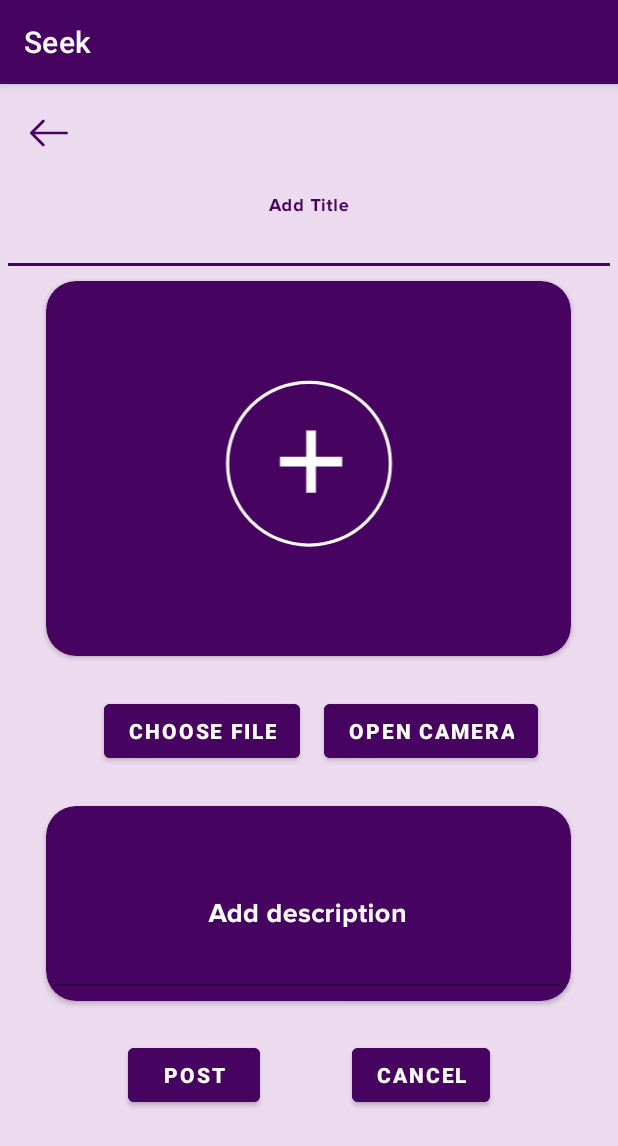
After one commit to kpat5/seek, an Android app: the lost_found_post screen opened directly, with no data from a screen before it, on a phone screen of 412 x 824 dp. The commit adds this screen. Shown: the top 1146 px of the screen. Run offline under Robolectric (Android 15) with nearby library versions, the phone set to English and light mode, and no system bars.

Commit message:
shashwat lost and found changes - post page added

```diff
--- a/app/src/main/AndroidManifest.xml
+++ b/app/src/main/AndroidManifest.xml
@@ -12,6 +12,9 @@
         android:supportsRtl="true"
         android:theme="@style/Theme.Seek"
         tools:targetApi="31">
+        <activity
+            android:name=".lost_found_post"
+            android:exported="false" />
         <activity
             android:name=".Booking_landing"
             android:exported="false" />
--- /dev/null
+++ b/app/src/main/java/com/example/seek/lost_found_post.java
@@ -0,0 +1,14 @@
+package com.example.seek;
+
+import androidx.appcompat.app.AppCompatActivity;
+
+import android.os.Bundle;
+
+public class lost_found_post extends AppCompatActivity {
+
+    @Override
+    protected void onCreate(Bundle savedInstanceState) {
+        super.onCreate(savedInstanceState);
+        setContentView(R.layout.activity_lost_found_post);
+    }
+}
--- a/app/src/main/res/drawable-v24/ic_add_icon.xml
+++ b/app/src/main/res/drawable-v24/ic_add_icon.xml
@@ -6,21 +6,21 @@
   <path
       android:pathData="M60,6L60.808,6A51,51 0,0 1,111.808 57L111.808,57.808A51,51 0,0 1,60.808 108.808L60,108.808A51,51 0,0 1,9 57.808L9,57A51,51 0,0 1,60 6z"
       android:strokeWidth="2"
-      android:fillColor="#000000"
+      android:fillColor="@color/colorPrimary"
       android:strokeColor="#00000000"/>
   <path
       android:pathData="M60,7L60.808,7A50,50 0,0 1,110.808 57L110.808,57.808A50,50 0,0 1,60.808 107.808L60,107.808A50,50 0,0 1,10 57.808L10,57A50,50 0,0 1,60 7z"
       android:strokeWidth="2"
       android:fillColor="#00000000"
-      android:strokeColor="#a8a8a8"/>
+      android:strokeColor="@color/white"/>
   <path
       android:pathData="M61.689,36.842v38.553"
       android:strokeWidth="6"
       android:fillColor="#00000000"
-      android:strokeColor="#a8a8a8"/>
+      android:strokeColor="@color/white"/>
   <path
       android:pathData="M80.965,56.119l-38.553,0"
       android:strokeWidth="6"
       android:fillColor="#00000000"
-      android:strokeColor="#a8a8a8"/>
+      android:strokeColor="@color/white"/>
 </vector>
--- /dev/null
+++ b/app/src/main/res/layout/activity_lost_found_post.xml
@@ -0,0 +1,178 @@
+<?xml version="1.0" encoding="utf-8"?>
+<ScrollView
+    xmlns:android="http://schemas.android.com/apk/res/android"
+    xmlns:app="http://schemas.android.com/apk/res-auto"
+    xmlns:tools="http://schemas.android.com/tools"
+    android:layout_width="match_parent"
+    android:layout_height="match_parent"
+    tools:context=".lost_found_post"
+    android:background="@color/colorPrimary1">
+
+    <LinearLayout
+        android:layout_width="match_parent"
+        android:layout_height="match_parent"
+        android:orientation="vertical">
+
+        <ImageView
+            android:id="@+id/imageViewBack"
+            android:layout_width="25dp"
+            android:layout_height="25dp"
+            android:layout_marginTop="20dp"
+            android:layout_marginLeft="20dp"
+            android:src="@drawable/back"
+            app:tint="@color/colorPrimary" />
+
+        <com.google.android.material.textfield.TextInputLayout
+            android:layout_width="match_parent"
+            android:layout_height="wrap_content"
+            android:textColorHint="@color/colorPrimary"
+            android:layout_marginTop="20dp"
+            >
+
+            <com.google.android.material.textfield.TextInputEditText
+                android:id="@+id/editTextTitle"
+                android:layout_width="match_parent"
+                android:layout_height="wrap_content"
+                android:layout_marginLeft="5dp"
+                android:layout_marginRight="5dp"
+                android:gravity="center|top"
+                android:hint="Add Title"
+                style="@style/heading_bold_18"
+                android:textColor="@color/white"
+                android:textColorHint="@color/colorPrimary"
+                android:background="@color/colorPrimary1"/>
+
+        </com.google.android.material.textfield.TextInputLayout>
+
+        <androidx.cardview.widget.CardView
+            android:id="@+id/add_post_card_id"
+            android:layout_width="350dp"
+            android:layout_height="250dp"
+            android:layout_gravity="center"
+            app:cardCornerRadius="20dp"
+            app:cardBackgroundColor="@color/colorPrimary"
+            android:layout_marginTop="10dp">
+
+            <androidx.constraintlayout.widget.ConstraintLayout
+                android:layout_width="match_parent"
+                android:layout_height="match_parent">
+                <ImageView
+                    android:id="@+id/image_view"
+                    android:layout_width="180dp"
+                    android:layout_height="130dp"
+                    android:layout_gravity="center_horizontal"
+                    android:layout_margin="5dp"
+                    app:srcCompat="@drawable/ic_add_icon"
+                    app:layout_constraintTop_toTopOf="parent"
+                    app:layout_constraintBottom_toBottomOf="parent"
+                    app:layout_constraintStart_toStartOf="parent"
+                    app:layout_constraintEnd_toEndOf="parent"
+                    />
+            </androidx.constraintlayout.widget.ConstraintLayout>
+
+        </androidx.cardview.widget.CardView>
+
+        <LinearLayout
+            android:layout_width="match_parent"
+            android:layout_height="100dp"
+            android:orientation="horizontal"
+            android:gravity="center">
+
+            <Button
+                android:id="@+id/button_choose_image"
+                android:layout_width="wrap_content"
+                android:layout_height="wrap_content"
+                android:layout_marginStart="16dp"
+                android:text="Choose file"
+                android:textColor="@color/white"
+                app:strokeColor="@color/button"
+                android:textStyle="bold"
+                app:strokeWidth="1dp"
+                android:gravity="center"/>
+
+            <Button
+                android:id="@+id/buttonCamera"
+                android:layout_width="wrap_content"
+                android:layout_height="wrap_content"
+                android:layout_marginStart="16dp"
+                android:text="Open Camera"
+                android:textColor="@color/white"
+                app:strokeColor="@color/button"
+                android:textStyle="bold"
+                app:strokeWidth="1dp" />
+
+
+
+        </LinearLayout>
+
+        <androidx.cardview.widget.CardView
+            android:layout_width="350dp"
+            android:layout_height="match_parent"
+            android:layout_gravity="center"
+            app:cardBackgroundColor="@color/colorPrimary"
+            app:cardCornerRadius="20dp"
+            android:layout_marginBottom="20dp">
+
+
+            <com.google.android.material.textfield.TextInputLayout
+                android:layout_width="match_parent"
+                android:layout_height="wrap_content"
+                android:layout_marginTop="10dp"
+                android:layout_marginBottom="10dp"
+                android:textColorHint="@color/white">
+
+                <com.google.android.material.textfield.TextInputEditText
+                    android:id="@+id/editTextDescription"
+                    android:layout_width="match_parent"
+                    android:layout_height="wrap_content"
+                    android:layout_marginLeft="5dp"
+                    android:layout_marginRight="5dp"
+                    android:gravity="center"
+                    android:lines="4"
+                    android:hint="Add description"
+                    android:textColor="@color/white"
+                    style="@style/heading_bold_18"
+                    android:textColorHint="@color/white"
+                    android:background="@color/colorPrimary"/>
+
+            </com.google.android.material.textfield.TextInputLayout>
+
+
+        </androidx.cardview.widget.CardView>
+
+
+        <RelativeLayout
+            android:layout_width="match_parent"
+            android:layout_height="match_parent"
+            android:orientation="horizontal"
+            android:layout_margin="5dp">
+
+            <Button
+                android:id="@+id/buttonPost"
+                android:layout_width="wrap_content"
+                android:layout_height="wrap_content"
+                android:layout_alignParentLeft="true"
+                android:layout_marginLeft="80dp"
+                android:text="Post"
+                android:textColor="@color/white"
+                android:textStyle="bold"
+                app:strokeColor="@color/button"
+                app:strokeWidth="1dp" />
+
+            <Button
+                android:id="@+id/buttonCancel"
+                android:layout_width="wrap_content"
+                android:layout_height="wrap_content"
+                android:layout_alignParentRight="true"
+                android:layout_marginRight="80dp"
+                android:text="Cancel"
+                android:textColor="@color/white"
+                android:textStyle="bold"
+                app:strokeColor="@color/button"
+                app:strokeWidth="1dp" />
+
+        </RelativeLayout>
+
+    </LinearLayout>
+
+</ScrollView>
--- a/app/src/main/res/values/colors.xml
+++ b/app/src/main/res/values/colors.xml
@@ -12,7 +12,7 @@
     <color name="registerPageBackgroundColor">#252529</color>
     <color name="colorControlActivated">#707070</color>
     <color name="appBar">#494949</color>
-    <color name="button">@color/noon_light_pop</color>
+    <color name="button">@color/colorPrimary</color>
     <color name="headingColor">#4ef8e8</color>
     <color name="tabTextColor">#fff</color>
     <color name="tabIndicatorColor">#ff4081</color>
```
Also changed, not shown: app/src/main/res/values/styles.xml (added, +222 -0 lines).
